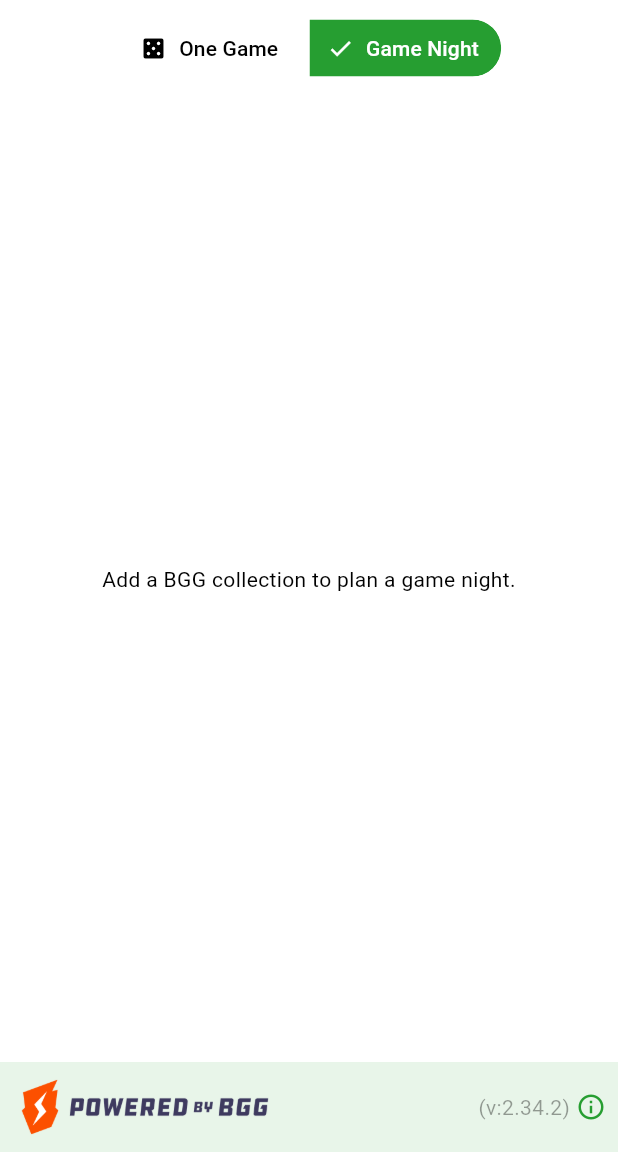
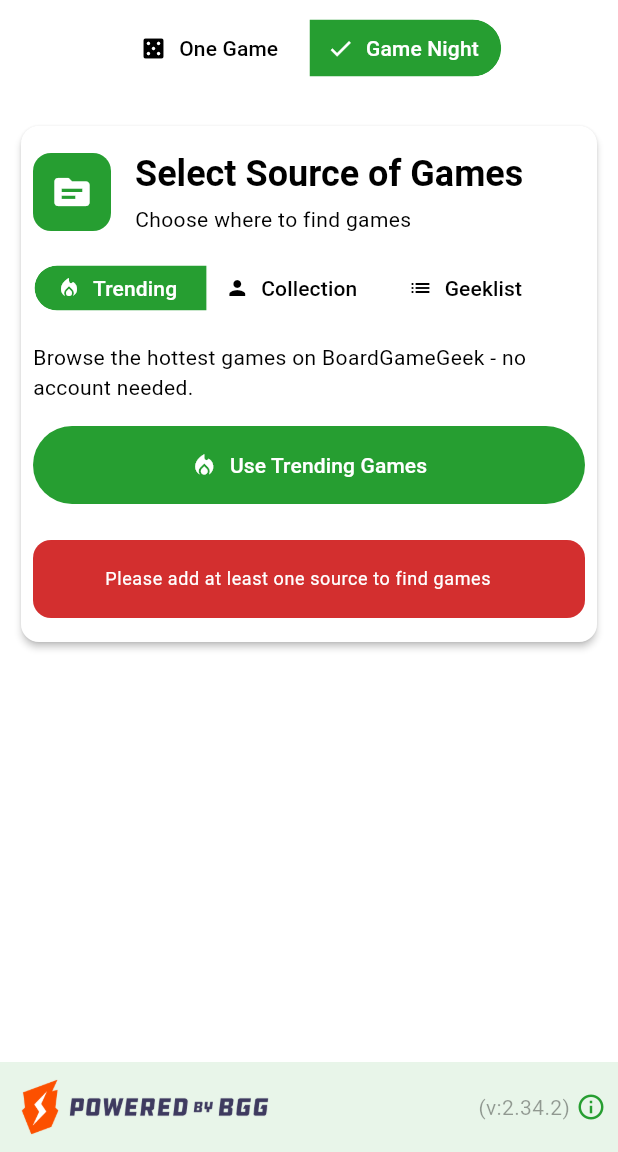
Before and after one commit to Teqqles/how-many-mobile-meeple, a Flutter app: the screen it shows after launch, after a tap on "Game Night", on a phone screen of 412 x 824 dp, the part 84-1236 px from its top. Run offline on Flutter 3.47's test engine with Material 3 defaults, Android fonts, the phone set to English and light mode, and no system bars; our stand-ins replace cached_network_image, flutter_spinkit, flutter_svg, font_awesome_flutter, package_info_plus, share_plus and 3 more; missing offline and left inert: flutter_inject, universal_html; accounts and stored records are empty.

Commit message:
feat: let game night add a collection when none is set up (#39)
Show the same source picker as the one-game flow when no collection or
geeklist is set up, so a source can be added without leaving Game Night.
The pool fetch starts lazily once a source exists and resets if all
sources are removed.

```diff
--- a/lib/game_night/game_night_content.dart
+++ b/lib/game_night/game_night_content.dart
@@ -1,6 +1,7 @@
 import 'package:flutter/material.dart';
 import 'package:flutter_spinkit/flutter_spinkit.dart';
 import 'package:how_many_mobile_meeple/game_night/game_night_view.dart';
+import 'package:how_many_mobile_meeple/guided_flow/step1_select_source.dart';
 import 'package:how_many_mobile_meeple/load_games.dart';
 import 'package:how_many_mobile_meeple/model/game_night.dart';
 import 'package:how_many_mobile_meeple/model/games.dart';
@@ -10,6 +11,9 @@ import 'package:how_many_mobile_meeple/model/model.dart';
 /// removed so the evening budget alone governs playtime - and hands it to the
 /// [GameNightView] planner. The single-game recommendation cache cannot be
 /// reused because that request carries the duration filters this mode drops.
+///
+/// When no source is set up yet it shows the same source picker as the
+/// one-game flow, so a collection can be added without leaving this page.
 class GameNightContent extends StatefulWidget {
   final AppModel model;
   final GameNightPlanner? planner;
@@ -24,18 +28,18 @@ class _GameNightContentState extends State<GameNightContent> {
   Future<Games>? _pool;
 
   @override
-  void initState() {
-    super.initState();
-    if (widget.model.items.itemList.isNotEmpty) {
-      _pool = LoadGames.fetchGames(widget.model.buildGameNightRequest());
-    }
-  }
-
-  @override
   Widget build(BuildContext context) {
     if (widget.model.items.itemList.isEmpty) {
-      return _message(context, 'Add a BGG collection to plan a game night.');
+      // Drop the stale pool so re-adding a source triggers a fresh fetch.
+      _pool = null;
+      return const SingleChildScrollView(
+        padding: EdgeInsets.symmetric(horizontal: 10, vertical: 16),
+        child: Step1SelectSource(),
+      );
     }
+
+    _pool ??= LoadGames.fetchGames(widget.model.buildGameNightRequest());
+
     return FutureBuilder<Games>(
       future: _pool,
       builder: (context, snapshot) {
```
